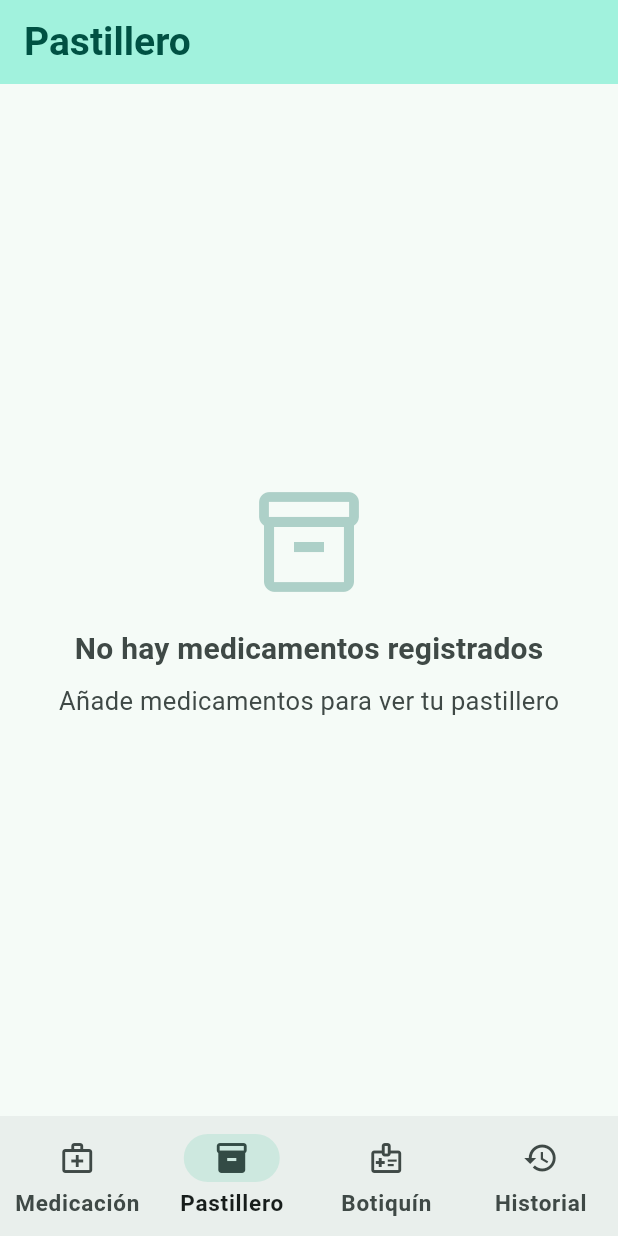
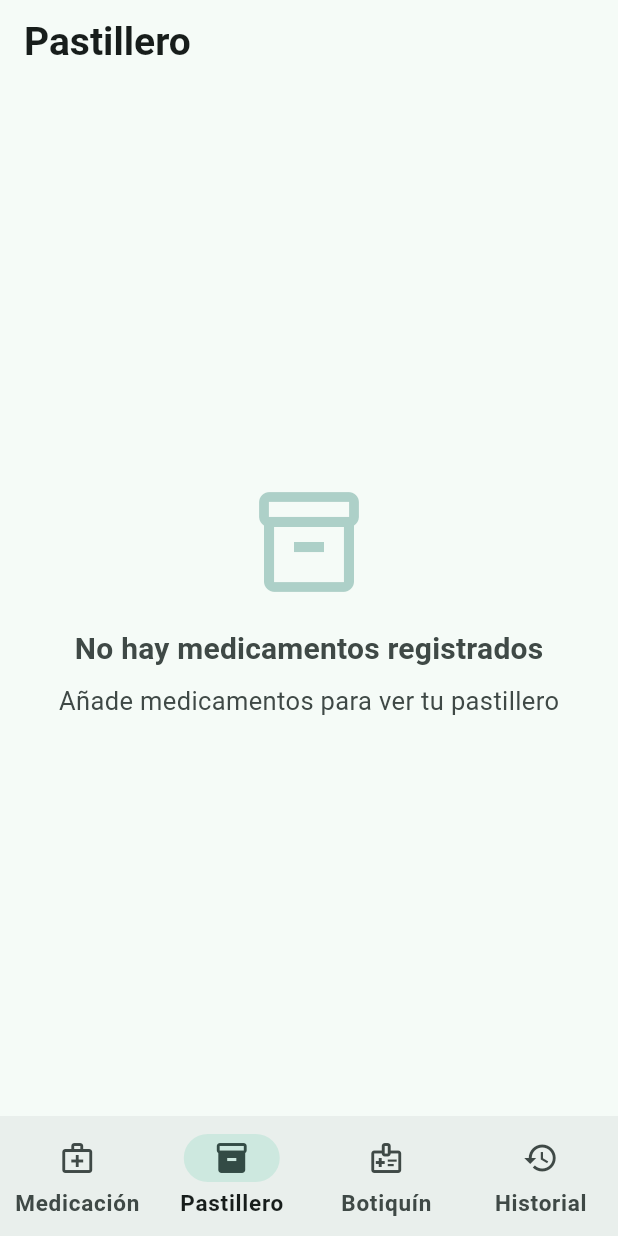
Before and after one commit to rafapoza/medicapp, a Flutter app: the screen it shows after launch, item 2 of the bottom bar chosen, on a phone screen of 412 x 824 dp. Run offline on Flutter 3.47's test engine with Material 3 defaults, Android fonts, the phone set to English and light mode, and no system bars; our stand-ins replace flutter_local_notifications, shared_preferences, sqflite, timezone; missing offline and left inert: android_intent_plus; accounts and stored records are empty.

Commit message:
style: unificar diseño de AppBars en las 4 secciones principales
- Eliminar colores personalizados de Pastillero y Botiquín
- Ahora todas las secciones usan el estilo Material 3 por defecto
- Proporciona una experiencia visual consistente en toda la app

🤖 Generated with [Claude Code](https://claude.com/claude-code)

Co-Authored-By: Claude <noreply@anthropic.com>

```diff
--- a/lib/screens/medication_stock_screen.dart
+++ b/lib/screens/medication_stock_screen.dart
@@ -66,8 +66,6 @@ class _MedicationStockScreenState extends State<MedicationStockScreen> {
     return Scaffold(
       appBar: AppBar(
         title: const Text('Pastillero'),
-        backgroundColor: Theme.of(context).colorScheme.primaryContainer,
-        foregroundColor: Theme.of(context).colorScheme.onPrimaryContainer,
       ),
       body: _isLoading
           ? const Center(
--- a/lib/screens/medicine_cabinet_screen.dart
+++ b/lib/screens/medicine_cabinet_screen.dart
@@ -79,8 +79,6 @@ class _MedicineCabinetScreenState extends State<MedicineCabinetScreen> {
     return Scaffold(
       appBar: AppBar(
         title: const Text('Botiquín'),
-        backgroundColor: Theme.of(context).colorScheme.primaryContainer,
-        foregroundColor: Theme.of(context).colorScheme.onPrimaryContainer,
       ),
       body: Column(
         children: [
```
